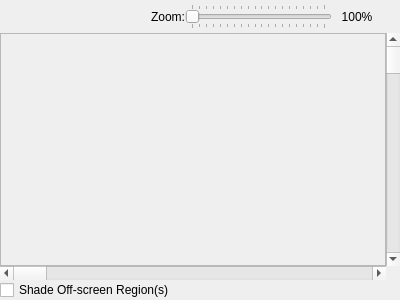
Before: the Qt Designer form debugger/nametablevisualizerdockwidget.ui in christopherpow/nesicide, drawn with Qt 5.
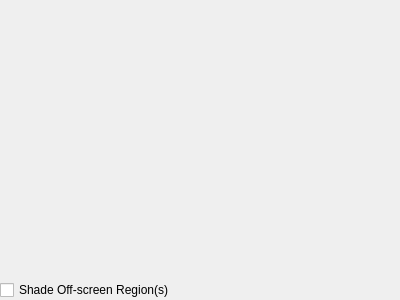
After: the same form once the commit is applied.

Commit message: Replacing unique renderers with a single renderer. Adding pan/zoom functionality to all displays using a single pan/zoom renderer class.

Diff of the .ui file:
```diff
--- a/debugger/nametablevisualizerdockwidget.ui
+++ b/debugger/nametablevisualizerdockwidget.ui
@@ -22,92 +22,6 @@
      <number>0</number>
     </property>
     <item row="0" column="0">
-     <layout class="QHBoxLayout" name="horizontalLayout">
-      <property name="margin">
-       <number>4</number>
-      </property>
-      <item>
-       <spacer name="horizontalSpacer">
-        <property name="orientation">
-         <enum>Qt::Horizontal</enum>
-        </property>
-        <property name="sizeHint" stdset="0">
-         <size>
-          <width>40</width>
-          <height>20</height>
-         </size>
-        </property>
-       </spacer>
-      </item>
-      <item>
-       <widget class="QLabel" name="label_2">
-        <property name="text">
-         <string>Zoom:</string>
-        </property>
-       </widget>
-      </item>
-      <item>
-       <widget class="QSlider" name="zoomSlider">
-        <property name="minimum">
-         <number>100</number>
-        </property>
-        <property name="maximum">
-         <number>2000</number>
-        </property>
-        <property name="singleStep">
-         <number>100</number>
-        </property>
-        <property name="pageStep">
-         <number>100</number>
-        </property>
-        <property name="orientation">
-         <enum>Qt::Horizontal</enum>
-        </property>
-        <property name="invertedAppearance">
-         <bool>false</bool>
-        </property>
-        <property name="invertedControls">
-         <bool>false</bool>
-        </property>
-        <property name="tickPosition">
-         <enum>QSlider::TicksBothSides</enum>
-        </property>
-        <property name="tickInterval">
-         <number>100</number>
-        </property>
-       </widget>
-      </item>
-      <item>
-       <widget class="QLabel" name="zoomValueLabel">
-        <property name="sizePolicy">
-         <sizepolicy hsizetype="Fixed" vsizetype="Preferred">
-          <horstretch>0</horstretch>
-          <verstretch>0</verstretch>
-         </sizepolicy>
-        </property>
-        <property name="minimumSize">
-         <size>
-          <width>50</width>
-          <height>0</height>
-         </size>
-        </property>
-        <property name="maximumSize">
-         <size>
-          <width>50</width>
-          <height>16777215</height>
-         </size>
-        </property>
-        <property name="text">
-         <string>100%</string>
-        </property>
-        <property name="alignment">
-         <set>Qt::AlignCenter</set>
-        </property>
-       </widget>
-      </item>
-     </layout>
-    </item>
-    <item row="1" column="0">
      <widget class="QFrame" name="frame">
       <property name="sizePolicy">
        <sizepolicy hsizetype="Preferred" vsizetype="Expanding">
@@ -116,7 +30,7 @@
        </sizepolicy>
       </property>
       <property name="frameShape">
-       <enum>QFrame::StyledPanel</enum>
+       <enum>QFrame::NoFrame</enum>
       </property>
       <property name="frameShadow">
        <enum>QFrame::Sunken</enum>
@@ -131,21 +45,7 @@
       </layout>
      </widget>
     </item>
-    <item row="1" column="1">
-     <widget class="QScrollBar" name="verticalScrollBar">
-      <property name="orientation">
-       <enum>Qt::Vertical</enum>
-      </property>
-     </widget>
-    </item>
     <item row="2" column="0">
-     <widget class="QScrollBar" name="horizontalScrollBar">
-      <property name="orientation">
-       <enum>Qt::Horizontal</enum>
-      </property>
-     </widget>
-    </item>
-    <item row="4" column="0">
      <layout class="QHBoxLayout" name="horizontalLayout_2">
       <item>
        <widget class="QCheckBox" name="showVisible">
```
The commit also changes 38 other files.
